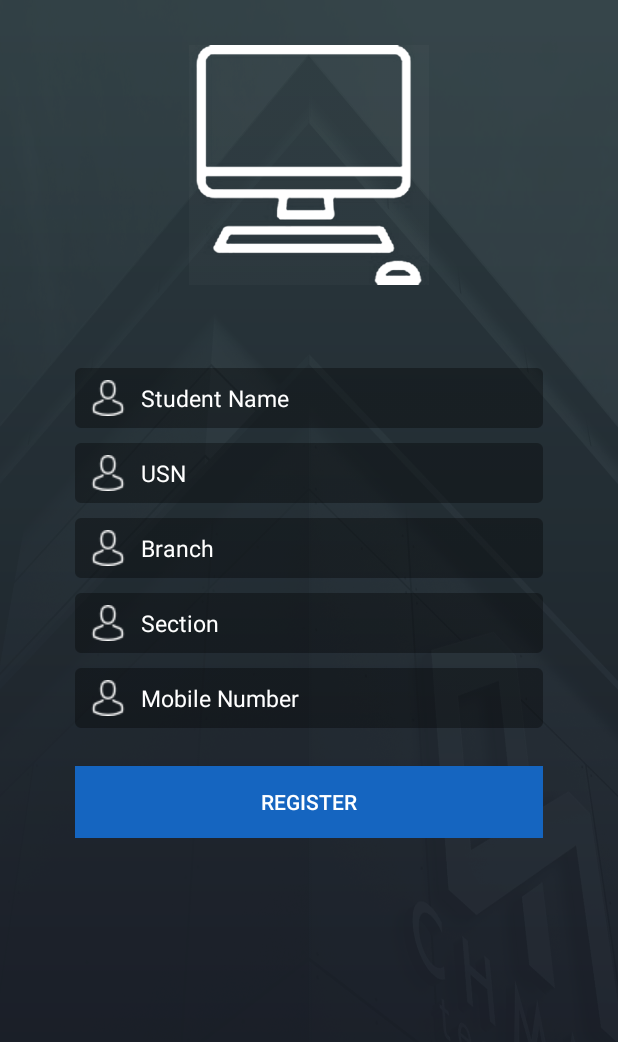
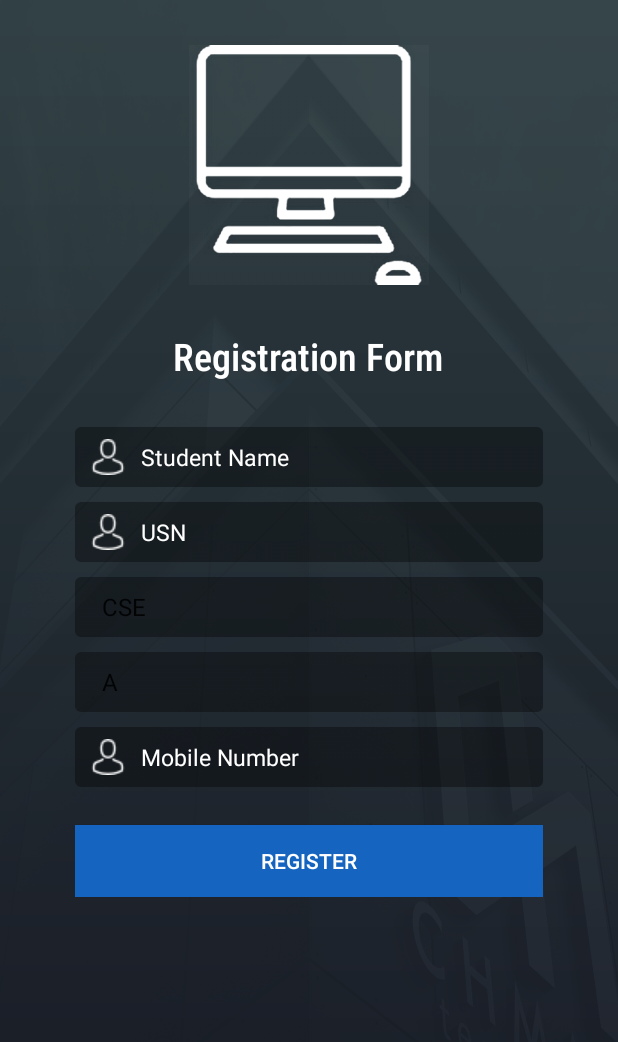
Before and after one commit to Kavyashreecm/ait-internship-android-2020, an Android app: the StudentRegistrationActivity screen opened directly, with no data from a screen before it, on a phone screen of 412 x 824 dp. Shown: the top 1042 px of the screen. Run offline under Robolectric (Android 15) with nearby library versions, the phone set to English and light mode, and no system bars; libraries missing offline, so code that uses them is left out: com.karumi.dexter; 1 statement that could not run was skipped.

Commit message:
ui updated: login and Student Register Form

```diff
--- a/app/build.gradle
+++ b/app/build.gradle
@@ -25,4 +25,9 @@ dependencies {
     testImplementation 'junit:junit:4.12'
     androidTestImplementation 'androidx.test:runner:1.2.0'
     androidTestImplementation 'androidx.test.espresso:espresso-core:3.2.0'
+
+    implementation 'com.google.android.gms:play-services-location:17.0.0'
+    implementation 'com.google.android.gms:play-services-maps:17.0.0'
+
+    implementation 'com.karumi:dexter:6.0.2'
 }
--- a/app/src/main/AndroidManifest.xml
+++ b/app/src/main/AndroidManifest.xml
@@ -1,6 +1,9 @@
 <?xml version="1.0" encoding="utf-8"?>
 <manifest xmlns:android="http://schemas.android.com/apk/res/android"
     package="com.capulustech.myapplication">
+
+    <uses-permission android:name="android.permission.ACCESS_FINE_LOCATION" />
+    <uses-permission android:name="android.permission.CAMERA"/>
 
     <application
         android:allowBackup="true"
--- /dev/null
+++ b/app/src/main/java/com/capulustech/myapplication/MyLocListener.java
@@ -0,0 +1,11 @@
+package com.capulustech.myapplication;
+
+import com.google.android.gms.maps.model.LatLng;
+
+/**
+ * Created by NK on 22-Mar-16.
+ */
+public interface MyLocListener
+{
+    public void onLocReceived(LatLng latLng);
+}
--- a/app/src/main/java/com/capulustech/myapplication/StudentRegistrationActivity.java
+++ b/app/src/main/java/com/capulustech/myapplication/StudentRegistrationActivity.java
@@ -1,17 +1,33 @@
 package com.capulustech.myapplication;
 
+import androidx.annotation.Nullable;
 import androidx.appcompat.app.AppCompatActivity;
 
+import android.Manifest;
 import android.content.Intent;
+import android.graphics.Bitmap;
 import android.os.Bundle;
 import android.view.View;
+import android.widget.AdapterView;
 import android.widget.Button;
 import android.widget.EditText;
+import android.widget.ImageView;
+import android.widget.Spinner;
+import android.widget.Toast;
+
+import com.google.android.gms.maps.model.LatLng;
+import com.karumi.dexter.Dexter;
+import com.karumi.dexter.PermissionToken;
+import com.karumi.dexter.listener.PermissionDeniedResponse;
+import com.karumi.dexter.listener.PermissionGrantedResponse;
+import com.karumi.dexter.listener.PermissionRequest;
+import com.karumi.dexter.listener.single.PermissionListener;
 
 import java.io.Serializable;
 
 public class StudentRegistrationActivity extends AppCompatActivity
 {
+
     @Override
     protected void onCreate(Bundle savedInstanceState)
     {
@@ -20,9 +36,67 @@ public class StudentRegistrationActivity extends AppCompatActivity
 
         final EditText nameET = findViewById(R.id.nameET);
         final EditText usnET = findViewById(R.id.usnET);
-        final EditText branchET = findViewById(R.id.branchET);
-        final EditText sectionET = findViewById(R.id.sectionET);
         final EditText mobileNumberET = findViewById(R.id.mobileET);
+        final Spinner sectionSpn=findViewById(R.id.sectionSpn);
+        final Spinner branchSpn=findViewById(R.id.branchSpn);
+
+
+        Dexter.withActivity(StudentRegistrationActivity.this)
+                .withPermission(Manifest.permission.ACCESS_FINE_LOCATION)
+                .withListener(new PermissionListener()
+                {
+                    @Override
+                    public void onPermissionGranted(PermissionGrantedResponse response)
+                    {
+                        FusedLocation fusedLocation =
+                                new FusedLocation(StudentRegistrationActivity.this,
+                                        false);
+                        fusedLocation.onLocReceived(new MyLocListener()
+                        {
+                            @Override
+                            public void onLocReceived(LatLng latLng)
+                            {
+                                Toast.makeText(StudentRegistrationActivity.this,
+                                        "" + latLng.latitude, Toast.LENGTH_SHORT).show();
+                            }
+                        });
+                    }
+
+                    @Override
+                    public void onPermissionDenied(PermissionDeniedResponse response)
+                    {
+
+                    }
+
+                    @Override
+                    public void onPermissionRationaleShouldBeShown(PermissionRequest permission,
+                                                                   PermissionToken token)
+                    {
+
+                    }
+                })
+                .check();
+
+
+
+
+        //     final String selectedSec=sectionSpn.getSelectedItem().toString();
+//
+//        sectionSpn.setOnItemSelectedListener(new AdapterView.OnItemSelectedListener() {
+//            @Override
+//            public void onItemSelected(AdapterView<?> parentView, View selectedItemView, int position, long id) {
+//
+//                 selectedSec=sectionSpn.getSelectedItem().toString();
+//            }
+//
+//            @Override
+//            public void onNothingSelected(AdapterView<?> parentView) {
+//                // your code here
+//            }
+//
+//        });
+
+
 
         Button registerBtn = findViewById(R.id.registerBtn);
 
@@ -32,10 +106,11 @@ public class StudentRegistrationActivity extends AppCompatActivity
             public void onClick(View view)
             {
                 String name = nameET.getText().toString();
-                String branch = branchET.getText().toString();
+                String branch = branchSpn.getSelectedItem().toString();
                 String usn = usnET.getText().toString();
                 String mobileNumber = mobileNumberET.getText().toString();
-                String section = sectionET.getText().toString();
+                //String section = sectionET.getText().toString();
+                 String section=sectionSpn.getSelectedItem().toString();
 
                 Student student = new Student();
                 student.name = name;
@@ -58,6 +133,7 @@ public class StudentRegistrationActivity extends AppCompatActivity
             }
         });
 
+    }
 
-    }
+
 }
--- a/app/src/main/res/layout/activity_student_registration.xml
+++ b/app/src/main/res/layout/activity_student_registration.xml
@@ -21,15 +21,25 @@
                 android:layout_width="match_parent"
                 android:layout_height="160dp"
                 android:layout_marginTop="30dp"
-                android:layout_marginBottom="55dp"
                 android:scaleType="fitCenter"
                 android:src="@drawable/computer" />
+
+            <TextView
+                android:layout_width="wrap_content"
+                android:layout_height="wrap_content"
+                android:layout_gravity="center"
+                android:layout_marginTop="30dp"
+                android:fontFamily="sans-serif-condensed-medium"
+                android:text="Registration Form"
+                android:textColor="@color/md_white_1000"
+                android:textSize="25sp" />
 
 
             <EditText
                 android:id="@+id/nameET"
                 android:layout_width="match_parent"
                 android:layout_height="40dp"
+                android:layout_marginTop="30dp"
                 android:layout_marginBottom="10dp"
                 android:background="@drawable/rounded_rect"
                 android:drawableLeft="@drawable/user"
@@ -56,36 +66,29 @@
                 android:textColorHint="@color/md_white_1000"
                 android:textSize="15sp" />
 
-            <EditText
-                android:id="@+id/branchET"
+
+            <Spinner
+                android:id="@+id/branchSpn"
                 android:layout_width="match_parent"
                 android:layout_height="40dp"
-                android:layout_marginBottom="10dp"
                 android:background="@drawable/rounded_rect"
-                android:drawableLeft="@drawable/user"
-                android:drawablePadding="10dp"
-                android:hint="Branch"
+                android:entries="@array/branch"
                 android:paddingStart="10dp"
                 android:paddingEnd="10dp"
-                android:textColor="@color/md_white_1000"
-                android:textColorHint="@color/md_white_1000"
-                android:textSize="15sp" />
+                android:layout_marginBottom="10dp"/>
 
-            <EditText
-                android:id="@+id/sectionET"
+
+
+            <Spinner
+                android:id="@+id/sectionSpn"
                 android:layout_width="match_parent"
                 android:layout_height="40dp"
-                android:layout_marginBottom="10dp"
                 android:background="@drawable/rounded_rect"
-                android:drawableLeft="@drawable/user"
-                android:drawablePadding="10dp"
-                android:hint="Section"
-                android:maxLength="1"
+                android:entries="@array/section"
                 android:paddingStart="10dp"
                 android:paddingEnd="10dp"
-                android:textColor="@color/md_white_1000"
-                android:textColorHint="@color/md_white_1000"
-                android:textSize="15sp" />
+                android:layout_marginBottom="10dp"/>
+
 
             <EditText
                 android:id="@+id/mobileET"
--- a/app/src/main/res/values/strings.xml
+++ b/app/src/main/res/values/strings.xml
@@ -8,6 +8,16 @@
     <string-array name="section">
         <item>A</item>
         <item>B</item>
+        <item>C</item>
+        <item>D</item>
+    </string-array>
+
+    <string-array name="branch">
+        <item>CSE</item>
+        <item>Mech</item>
+        <item>EC</item>
+        <item>Civil</item>
+        <item>ISE</item>
     </string-array>
 
 </resources>
```
Also changed, not shown: app/src/main/java/com/capulustech/myapplication/FusedLocation.java (added, +244 -0 lines), app/src/main/res/drawable/ic_launcher_background.xml (deleted, +0 -170 lines), 2 other files.
